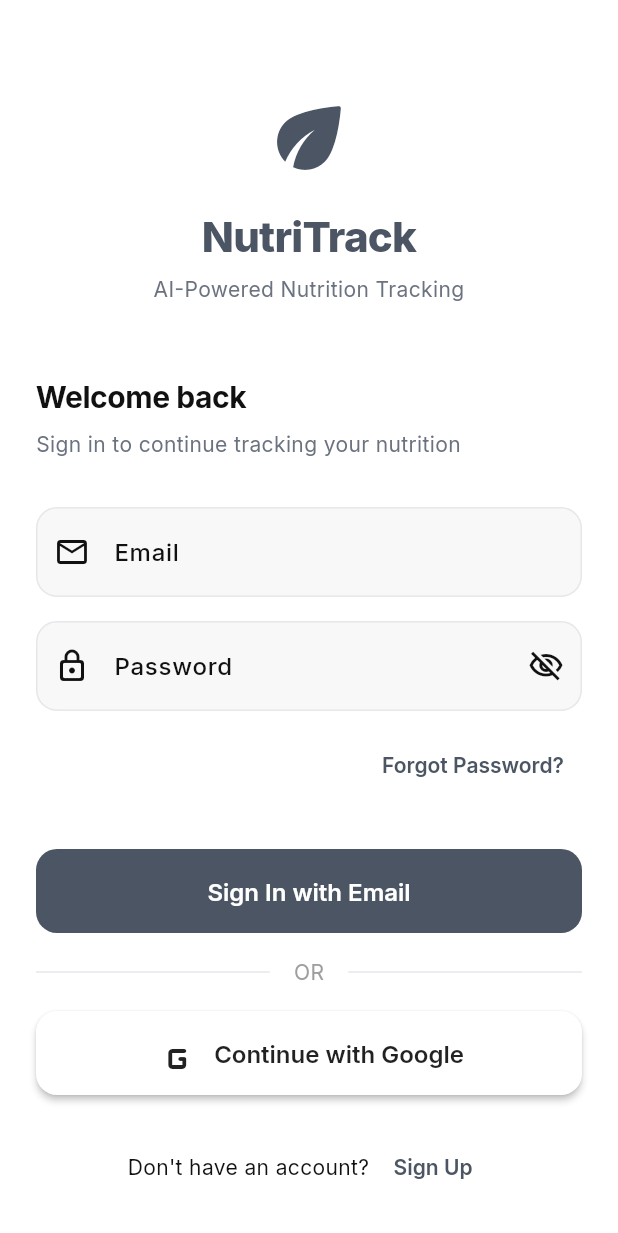
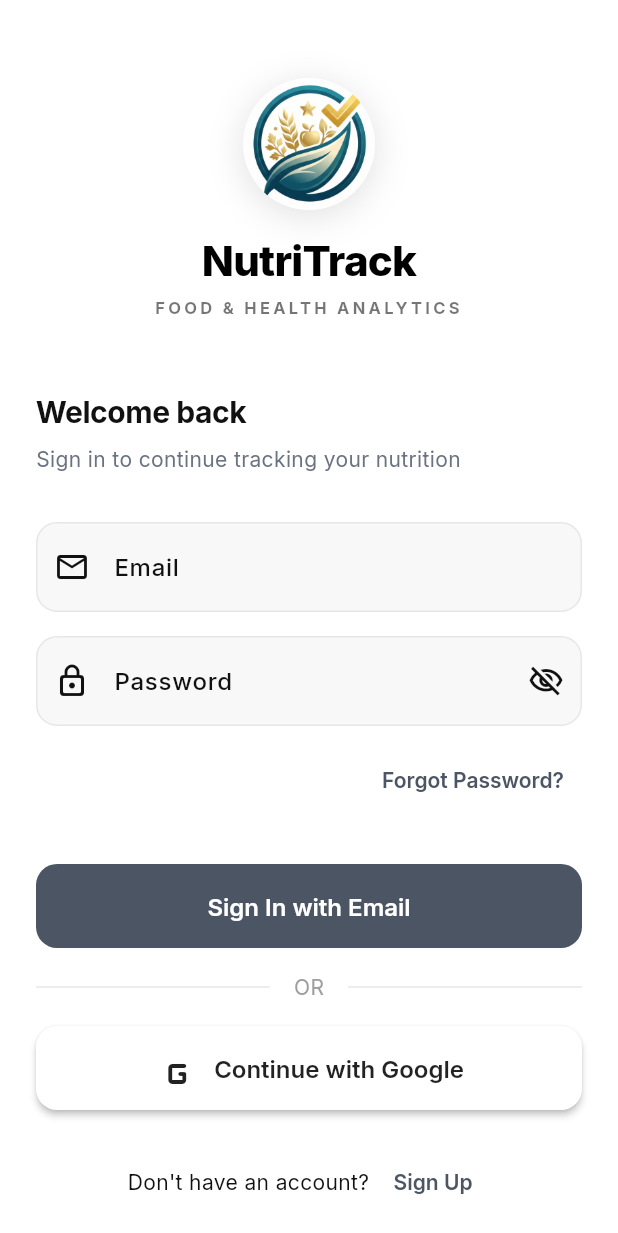
Before and after one commit to johndilipkumar/NUTRITRACK, a Flutter app: the screen it shows after launch, on a phone screen of 412 x 824 dp. Shown: the top 1233 px of the screen. Run offline on Flutter 3.47's test engine with Material 3 defaults, Android fonts, the phone set to English and light mode, and no system bars; our stand-ins replace dio, fl_chart, flutter_riverpod, go_router, google_fonts, image_picker and 2 more; accounts and stored records are empty.

Commit message:
Update app logo and launcher icon with new NutriTrack design

```diff
--- a/mobile/lib/features/auth/screens/login_screen.dart
+++ b/mobile/lib/features/auth/screens/login_screen.dart
@@ -48,6 +48,7 @@ class _LoginScreenState extends ConsumerState<LoginScreen> {
   @override
   Widget build(BuildContext context) {
     final authState = ref.watch(authProvider);
+    final isDark = Theme.of(context).brightness == Brightness.dark;
 
     return Scaffold(
       body: SafeArea(
@@ -58,30 +59,53 @@ class _LoginScreenState extends ConsumerState<LoginScreen> {
             child: Column(
               crossAxisAlignment: CrossAxisAlignment.stretch,
               children: [
-                const SizedBox(height: 60),
+                const SizedBox(height: 52),
 
                 // Logo & Title
-                Icon(
-                  Icons.eco_rounded,
-                  size: 64,
-                  color: AppColors.primary,
+                Center(
+                  child: Container(
+                    width: 88,
+                    height: 88,
+                    decoration: BoxDecoration(
+                      shape: BoxShape.circle,
+                      boxShadow: [
+                        BoxShadow(
+                          color: (isDark ? Colors.white : Colors.black).withValues(alpha: 0.12),
+                          blurRadius: 20,
+                          offset: const Offset(0, 4),
+                        ),
+                      ],
+                    ),
+                    child: ClipOval(
+                      child: Image.asset(
+                        'assets/logo_emblem.png',
+                        width: 88,
+                        height: 88,
+                        fit: BoxFit.cover,
+                      ),
+                    ),
+                  ),
                 ),
                 const SizedBox(height: 16),
                 Text(
                   'NutriTrack',
                   textAlign: TextAlign.center,
                   style: Theme.of(context).textTheme.headlineLarge?.copyWith(
-                        color: AppColors.primary,
+                        color: isDark ? Colors.white : Colors.black,
                         fontWeight: FontWeight.w800,
+                        letterSpacing: -0.5,
                       ),
                 ),
-                const SizedBox(height: 8),
+                const SizedBox(height: 6),
                 Text(
-                  'AI-Powered Nutrition Tracking',
+                  'FOOD & HEALTH ANALYTICS',
                   textAlign: TextAlign.center,
-                  style: Theme.of(context).textTheme.bodyMedium?.copyWith(
-                        color: Theme.of(context).textTheme.bodySmall?.color,
-                      ),
+                  style: TextStyle(
+                    fontSize: 11,
+                    fontWeight: FontWeight.w700,
+                    letterSpacing: 2.2,
+                    color: isDark ? Colors.white60 : Colors.black54,
+                  ),
                 ),
                 const SizedBox(height: 48),
 
--- a/mobile/pubspec.yaml
+++ b/mobile/pubspec.yaml
@@ -46,6 +46,8 @@ dev_dependencies:
 
 flutter:
   uses-material-design: true
+  assets:
+    - assets/
 
 flutter_launcher_icons:
   android: "launcher_icon"
```
Also changed, not shown: mobile/lib/features/settings/screens/settings_screen.dart (+15 -6 lines), mobile/assets/icon.png, mobile/assets/logo.png (added), mobile/assets/logo_emblem.png (added), 15 other files.
